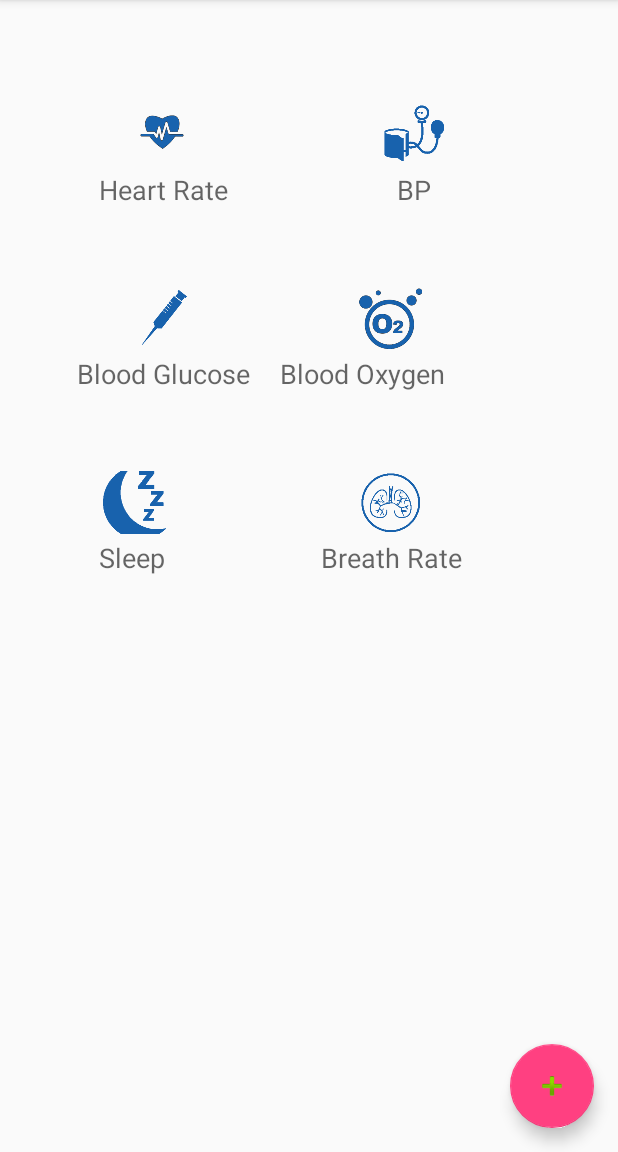
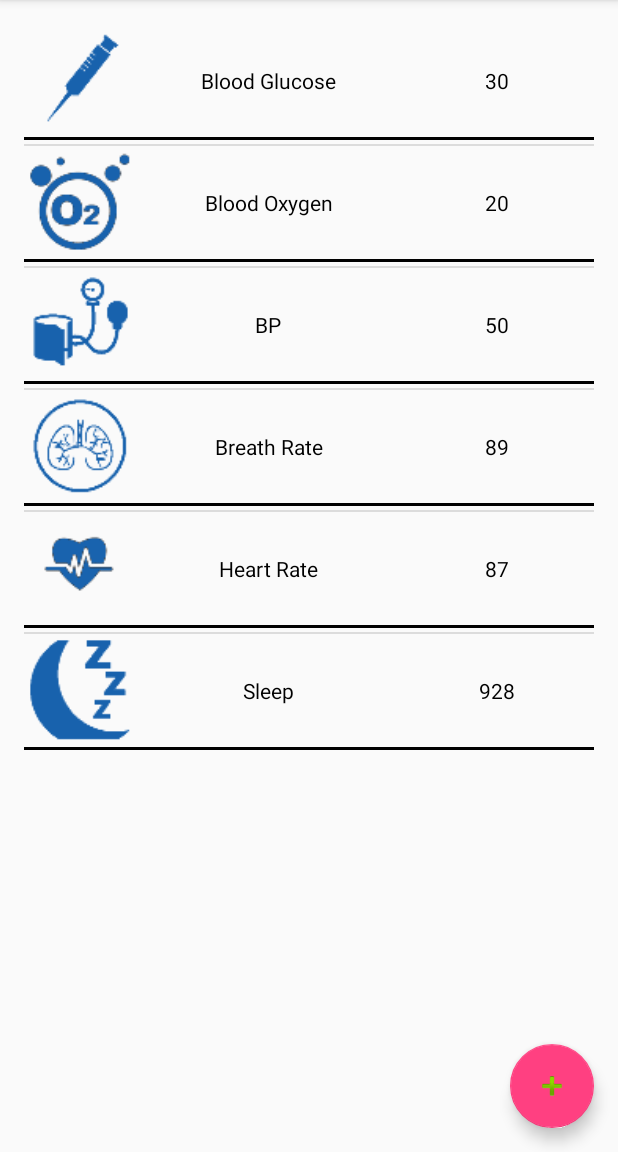
Before and after one commit to SuitGuy/Health_Application, an Android app: the screen it shows after launch (MainActivity), on a phone screen of 412 x 824 dp, the part 84-1236 px from its top. Run offline under Robolectric (Android 15) with nearby library versions, the phone set to English and light mode, and no system bars.

Commit message:
Change Main Layout to ListView

```diff
--- a/app/src/main/java/com/software/team5/health_application/MainActivity.java
+++ b/app/src/main/java/com/software/team5/health_application/MainActivity.java
@@ -20,8 +20,10 @@ import android.support.v7.app.AppCompatActivity;
 import android.support.v7.widget.Toolbar;
 import android.view.Menu;
 import android.view.MenuItem;
+import android.widget.AdapterView;
 import android.widget.Button;
 import android.widget.ImageButton;
+import android.widget.ListView;
 import android.widget.TextView;
 import android.widget.Toast;
 
@@ -44,9 +46,33 @@ import java.net.URISyntaxException;
 public class MainActivity extends AppCompatActivity
         implements NavigationView.OnNavigationItemSelectedListener {
 
+    ListView mainListView;
+    MainListViewAdapter dataAdapter;
+    int[] health_icon_resource = {
+            R.mipmap.ic_blood_glucose,
+            R.mipmap.ic_blood_oxygen,
+            R.mipmap.ic_blood_pressure,
+            R.mipmap.ic_breath_rate,
+            R.mipmap.ic_heart_rate,
+            R.mipmap.ic_sleep};
+    String[] health_name;
+    String[] health_figure = {
+            "30",
+            "20",
+            "50",
+            "89",
+            "87",
+            "928"
+    };
+
     @Override
     protected void onCreate(Bundle savedInstanceState) {
         super.onCreate(savedInstanceState);
+
+
+
+
+
         setContentView(R.layout.activity_main);
         Toolbar toolbar = (Toolbar) findViewById(R.id.toolbar);
         setSupportActionBar(toolbar);
@@ -71,6 +97,7 @@ public class MainActivity extends AppCompatActivity
 
         //Add listeners to all image button
         //Heart Rate
+        /*
         ImageButton btn_heart_rate = (ImageButton) findViewById(R.id.btn_heart_rate);
         btn_heart_rate.setOnClickListener(new View.OnClickListener() {
             public void onClick(View v) {
@@ -86,22 +113,22 @@ public class MainActivity extends AppCompatActivity
         });
         //Sleep
         ImageButton btn_sleep = (ImageButton) findViewById(R.id.btn_sleep);
-        btn_sleep.setOnClickListener(new View.OnClickListener(){
-            public void onClick(View v){
+        btn_sleep.setOnClickListener(new View.OnClickListener() {
+            public void onClick(View v) {
                 startActivity(new Intent(MainActivity.this, SleepActivity.class));
             }
         });
         //Blood Pressure
         ImageButton btn_blood_pressure = (ImageButton) findViewById(R.id.btn_blood_pressure);
-        btn_blood_pressure.setOnClickListener(new View.OnClickListener(){
-            public void onClick(View v){
+        btn_blood_pressure.setOnClickListener(new View.OnClickListener() {
+            public void onClick(View v) {
                 startActivity(new Intent(MainActivity.this, BloodPressureActivity.class));
             }
         });
         //Blood Oxygen
         ImageButton btn_blood_oxygen = (ImageButton) findViewById(R.id.btn_oxygen);
-        btn_blood_oxygen.setOnClickListener(new View.OnClickListener(){
-            public void onClick(View v){
+        btn_blood_oxygen.setOnClickListener(new View.OnClickListener() {
+            public void onClick(View v) {
                 startActivity(new Intent(MainActivity.this, BloodOxygenActivity.class));
             }
         });
@@ -111,8 +138,55 @@ public class MainActivity extends AppCompatActivity
             public void onClick(View v){
                 startActivity(new Intent(MainActivity.this, BloodGlucoseActivity.class));
             }
+        });*/
+        health_name = new String[6];
+        health_name[0] = getResources().getString(R.string.str_btn_glucose);
+        health_name[1] = getResources().getString(R.string.str_btn_oxygen);
+        health_name[2] = getResources().getString(R.string.str_btn_bloodpressure);
+        health_name[3] = getResources().getString(R.string.str_btn_breath_rate);
+        health_name[4] = getResources().getString(R.string.str_btn_heartrate);
+        health_name[5] = getResources().getString(R.string.str_btn_sleep);
+
+        mainListView = (ListView)findViewById(R.id.MainListView);
+        mainListView.setOnItemClickListener(new AdapterView.OnItemClickListener() {
+            @Override
+            public void onItemClick(AdapterView<?> parent, View view, int position, long id) {
+                switch (position) {
+                    case 0:
+                        startActivity(new Intent(MainActivity.this, BloodGlucoseActivity.class));
+                        break;
+                    case 1:
+                        startActivity(new Intent(MainActivity.this, BloodOxygenActivity.class));
+                        break;
+                    case 2:
+                        startActivity(new Intent(MainActivity.this, BloodPressureActivity.class));
+                        break;
+                    case 3:
+                        startActivity(new Intent(MainActivity.this, BreathRateActivity.class));
+                        break;
+                    case 4:
+                        startActivity(new Intent(MainActivity.this, HeartRateActivity.class));
+                        break;
+                    case 5:
+                        startActivity(new Intent(MainActivity.this, SleepActivity.class));
+                        break;
+
+                    default:
+                        Toast.makeText(MainActivity.this,"Activity incorrect!", Toast.LENGTH_SHORT).show();
+                        break;
+
+                }
+
+            }
         });
-
+        dataAdapter = new MainListViewAdapter(getApplicationContext(),R.layout.listview_row_layout);
+        mainListView.setAdapter(dataAdapter);
+        int i = 0;
+        for(String names: health_name){
+            MainListViewProvider dataProvider = new MainListViewProvider(health_icon_resource[i], health_name[i], health_figure[i]);
+            dataAdapter.add(dataProvider);
+            i++;
+        }
     }
 
     @Override
@@ -174,7 +248,7 @@ public class MainActivity extends AppCompatActivity
 
     private class AsyncGetRequest extends AsyncTask<Void, Void, Void>
     {
-        TextView view = (TextView) findViewById(R.id.text_heart_rate);
+        //TextView view = (TextView) findViewById(R.id.text_heart_rate);
         String baseUrl = "http://192.168.0.3:8080/listMedical";
         HttpResponse response = null;
         @Override
@@ -224,19 +298,19 @@ public class MainActivity extends AppCompatActivity
 
                     istream.close();
                 }else {
-                    view.setText("it Done brokeded");
+                    //view.setText("it Done brokeded");
                 }
             } catch (IOException e) {
                 e.printStackTrace();
             }
-            view.setText(res);
+            //view.setText(res);
 
         }
     }
     private class AsyncPostRequest extends AsyncTask<Void, Void, Void>
     {
 
-        TextView view = (TextView) findViewById(R.id.text_heart_rate);
+        //TextView view = (TextView) findViewById(R.id.text_heart_rate);
         String baseUrl = "http://192.168.0.3:8080/getMedical";
         HttpResponse response = null;
         @Override
@@ -295,13 +369,13 @@ public class MainActivity extends AppCompatActivity
 
                     istream.close();
                 }else {
-                    view.setText("it Done brokeded");
+                    //view.setText("it Done brokeded");
                 }
             } catch (IOException e) {
                 e.printStackTrace();
             }
 
-            view.setText(res);
+            //view.setText(res);
 
         }
 
--- /dev/null
+++ b/app/src/main/java/com/software/team5/health_application/MainListViewAdapter.java
@@ -0,0 +1,70 @@
+package com.software.team5.health_application;
+
+import android.content.Context;
+import android.view.LayoutInflater;
+import android.view.View;
+import android.view.ViewGroup;
+import android.widget.ArrayAdapter;
+import android.widget.ImageView;
+import android.widget.TextView;
+
+import org.w3c.dom.Text;
+
+import java.util.ArrayList;
+import java.util.List;
+import java.util.Objects;
+
+/**
+ * Created by chenzitai on 18/02/16.
+ */
+public class MainListViewAdapter extends ArrayAdapter{
+    List list = new ArrayList();
+
+    static class DataHandler{
+        ImageView icon;
+        TextView name;
+        TextView figure;
+    }
+    public MainListViewAdapter(Context context, int resource) {
+        super(context, resource);
+    }
+    @Override
+    public void add (Object object){
+        super.add(object);
+        list.add(object);
+    }
+    @Override
+    public int getCount(){
+        return this.list.size();
+    }
+    @Override
+    public  Object getItem(int psition){
+        return this.list.get(psition);
+    }
+
+    @Override
+    public View getView(int position, View convertView, ViewGroup parent) {
+        View row;
+        row = convertView;
+        DataHandler handler;
+        if(convertView == null){
+            LayoutInflater inflater = (LayoutInflater)this.getContext().getSystemService(Context.LAYOUT_INFLATER_SERVICE);
+            row = inflater.inflate(R.layout.listview_row_layout,parent,false);
+            handler = new DataHandler();
+            handler.icon = (ImageView)row.findViewById(R.id.health_icon);
+            handler.name = (TextView)row.findViewById(R.id.health_name);
+            handler.figure = (TextView)row.findViewById(R.id.health_figure);
+            row.setTag(handler);
+        }
+        else{
+            handler = (DataHandler)row.getTag();
+        }
+        MainListViewProvider dataProvider;
+        dataProvider = (MainListViewProvider)this.getItem(position);
+        handler.icon.setImageResource(dataProvider.getHealth_icon_resource());
+        handler.name.setText(dataProvider.getHealth_name());
+        handler.figure.setText(dataProvider.getHealth_figre());
+
+        return row;
+    }
+}
--- /dev/null
+++ b/app/src/main/java/com/software/team5/health_application/MainListViewProvider.java
@@ -0,0 +1,39 @@
+package com.software.team5.health_application;
+
+/**
+ * Created by chenzitai on 18/02/16.
+ */
+public class MainListViewProvider {
+    private int health_icon_resource;
+    private String health_name;
+    private String health_figre;
+
+    public MainListViewProvider(int health_icon_resource, String health_name, String health_figre){
+        this.setHealth_icon_resource(health_icon_resource);
+        this.setHealth_name(health_name);
+        this.setHealth_figre(health_figre);
+    }
+    public int getHealth_icon_resource() {
+        return health_icon_resource;
+    }
+
+    public void setHealth_icon_resource(int health_icon_resource) {
+        this.health_icon_resource = health_icon_resource;
+    }
+
+    public String getHealth_name() {
+        return health_name;
+    }
+
+    public void setHealth_name(String health_name) {
+        this.health_name = health_name;
+    }
+
+    public String getHealth_figre() {
+        return health_figre;
+    }
+
+    public void setHealth_figre(String health_figre) {
+        this.health_figre = health_figre;
+    }
+}
--- a/app/src/main/res/layout/content_main.xml
+++ b/app/src/main/res/layout/content_main.xml
@@ -9,17 +9,20 @@
     app:layout_behavior="@string/appbar_scrolling_view_behavior" tools:showIn="@layout/app_bar_main"
     tools:context=".MainActivity"
     android:contextClickable="false">
-
+<!--
     <LinearLayout
         android:orientation="vertical"
         android:layout_width="match_parent"
-        android:layout_height="match_parent">
+        android:layout_height="match_parent"
+        android:layout_marginTop="374dp"
+        android:layout_alignParentTop="true"
+        android:layout_alignParentStart="true">
 
         <LinearLayout
             android:orientation="horizontal"
             android:layout_width="match_parent"
             android:layout_height="wrap_content"
-            android:layout_marginTop="50dp">
+            android:layout_marginTop="20dp">
 
             <LinearLayout
                 android:orientation="vertical"
@@ -35,13 +38,6 @@
                     android:src="@mipmap/ic_heart_rate"
                     android:contentDescription="@string/str_btn_heartrate"
                     android:layout_gravity="center_horizontal" />
-
-                <TextView
-                    android:layout_width="wrap_content"
-                    android:layout_height="wrap_content"
-                    android:textAppearance="?android:attr/textAppearanceMedium"
-                    android:text="@string/str_btn_heartrate"
-                    android:id="@+id/text_heart_rate"
              />
             </LinearLayout>
 
@@ -50,6 +46,26 @@
                 android:layout_width="wrap_content"
                 android:layout_height="wrap_content"
                 android:layout_marginLeft="100dp">
+                <TextView
+                    android:layout_width="wrap_content"
+                    android:layout_height="wrap_content"
+                    android:textAppearance="?android:attr/textAppearanceMedium"
+                    android:text="@string/str_btn_heartrate"
+                    android:id="@+id/text_heart_rate"/>
+            </LinearLayout>
+        </LinearLayout>
+
+        <LinearLayout
+            android:orientation="horizontal"
+            android:layout_width="match_parent"
+            android:layout_height="wrap_content"
+            android:layout_marginTop="20dp">
+
+            <LinearLayout
+                android:orientation="vertical"
+                android:layout_width="wrap_content"
+                android:layout_height="wrap_content"
+                android:layout_marginLeft="50dp">
 
                 <ImageButton
                     android:layout_width="wrap_content"
@@ -59,6 +75,14 @@
                     android:src="@mipmap/ic_blood_pressure"
                     android:contentDescription="@string/str_btn_bloodpressure" />
 
+                />
+            </LinearLayout>
+
+            <LinearLayout
+                android:orientation="vertical"
+                android:layout_width="wrap_content"
+                android:layout_height="wrap_content"
+                android:layout_marginLeft="100dp">
                 <TextView
                     android:layout_width="wrap_content"
                     android:layout_height="wrap_content"
@@ -68,14 +92,14 @@
                     android:id="@+id/textView2"
                     android:layout_gravity="center_horizontal" />
             </LinearLayout>
+        </LinearLayout>
 
-        </LinearLayout>
 
         <LinearLayout
             android:orientation="horizontal"
             android:layout_width="match_parent"
             android:layout_height="wrap_content"
-            android:layout_marginTop="50dp">
+            android:layout_marginTop="20dp">
 
             <LinearLayout
                 android:orientation="vertical"
@@ -92,13 +116,7 @@
                     android:contentDescription="@string/str_btn_glucose"
                     android:layout_gravity="center_horizontal" />
 
-                <TextView
-                    android:layout_width="wrap_content"
-                    android:layout_height="wrap_content"
-                    android:textAppearance="?android:attr/textAppearanceMedium"
-                    android:text="@string/str_btn_glucose"
-                    android:id="@+id/text_blood_glucose"
-             />
+
             </LinearLayout>
 
             <LinearLayout
@@ -106,6 +124,28 @@
                 android:layout_width="wrap_content"
                 android:layout_height="wrap_content"
                 android:layout_marginLeft="20dp">
+                <TextView
+                    android:layout_width="wrap_content"
+                    android:layout_height="wrap_content"
+                    android:textAppearance="?android:attr/textAppearanceMedium"
+                    android:text="@string/str_btn_glucose"
+                    android:id="@+id/text_blood_glucose"
+                    android:layout_marginLeft="20dp" />
+
+            </LinearLayout>
+        </LinearLayout>
+
+        <LinearLayout
+            android:orientation="horizontal"
+            android:layout_width="match_parent"
+            android:layout_height="wrap_content"
+            android:layout_marginTop="20dp">
+
+            <LinearLayout
+                android:orientation="vertical"
+                android:layout_width="wrap_content"
+                android:layout_height="wrap_content"
+                android:layout_marginLeft="35dp">
 
                 <ImageButton
                     android:layout_width="wrap_content"
@@ -113,24 +153,36 @@
                     android:id="@+id/btn_oxygen"
                     android:src="@mipmap/ic_blood_oxygen"
                     android:background="#00000000"
-                    android:contentDescription="@string/str_btn_oxygen"
-                    android:layout_marginLeft="50dp" />
+                    android:contentDescription="@string/str_btn_oxygen" />
 
+
+            </LinearLayout>
+
+            <LinearLayout
+                android:orientation="vertical"
+                android:layout_width="wrap_content"
+                android:layout_height="wrap_content"
+                android:layout_marginLeft="20dp">
                 <TextView
                     android:layout_width="wrap_content"
                     android:layout_height="wrap_content"
                     android:textAppearance="?android:attr/textAppearanceMedium"
                     android:text="@string/str_btn_oxygen"
                     android:id="@+id/textView4"
-                    android:layout_gravity="center_horizontal" />
+                    android:layout_gravity="center_horizontal"
+                    android:layout_marginLeft="20dp" />
+
             </LinearLayout>
         </LinearLayout>
+
+
+
 
         <LinearLayout
             android:orientation="horizontal"
             android:layout_width="match_parent"
             android:layout_height="wrap_content"
-            android:layout_marginTop="50dp">
+            android:layout_marginTop="20dp">
 
             <LinearLayout
                 android:orientation="vertical"
@@ -147,6 +199,14 @@
 
                     android:background="#00000000" />
 
+
+            </LinearLayout>
+
+            <LinearLayout
+                android:orientation="vertical"
+                android:layout_width="wrap_content"
+                android:layout_height="wrap_content"
+                android:layout_marginLeft="100dp">
                 <TextView
                     android:layout_width="wrap_content"
                     android:layout_height="wrap_content"
@@ -154,13 +214,20 @@
                     android:text="@string/str_btn_sleep"
                     android:id="@+id/textView3"
                     />
+
             </LinearLayout>
+        </LinearLayout>
+        <LinearLayout
+            android:orientation="horizontal"
+            android:layout_width="match_parent"
+            android:layout_height="wrap_content"
+            android:layout_marginTop="20dp">
 
             <LinearLayout
                 android:orientation="vertical"
                 android:layout_width="wrap_content"
                 android:layout_height="wrap_content"
-                android:layout_marginLeft="100dp">
+                android:layout_marginLeft="50dp">
 
                 <ImageButton
                     android:layout_width="wrap_content"
@@ -171,6 +238,14 @@
                     android:contentDescription="@string/str_btn_breath_rate"
                     android:layout_gravity="center_horizontal" />
 
+
+            </LinearLayout>
+
+            <LinearLayout
+                android:orientation="vertical"
+                android:layout_width="wrap_content"
+                android:layout_height="wrap_content"
+                android:layout_marginLeft="100dp">
                 <TextView
                     android:layout_width="wrap_content"
                     android:layout_height="wrap_content"
@@ -178,8 +253,19 @@
                     android:text="@string/str_btn_breath_rate"
                     android:id="@+id/text_breathrate"
                     />
-            </LinearLayout>
+
             </LinearLayout>
         </LinearLayout>
 
+
+
+    </LinearLayout>-->
+
+    <ListView
+        android:id="@+id/MainListView"
+        android:layout_width="wrap_content"
+        android:layout_height="wrap_content"
+        android:layout_alignParentTop="true"
+        android:layout_alignParentStart="true" />
+
 </RelativeLayout>
--- /dev/null
+++ b/app/src/main/res/layout/listview_row_layout.xml
@@ -0,0 +1,33 @@
+<?xml version="1.0" encoding="utf-8"?>
+<RelativeLayout xmlns:android="http://schemas.android.com/apk/res/android"
+    android:layout_width="match_parent" android:layout_height="80dp">
+
+    <ImageView
+        android:id="@+id/health_icon"
+        android:layout_width="75dp"
+        android:layout_height="75dp"
+        android:layout_alignParentLeft="true"
+        android:src="@mipmap/ic_blood_glucose"/>
+    <TextView
+        android:id="@+id/health_name"
+        android:layout_width="175dp"
+        android:layout_height="75dp"
+        android:layout_toRightOf="@+id/health_icon"
+        android:textColor="#000000"
+        android:text="This is the health name"
+        android:gravity="center"/>
+    <TextView
+        android:id="@+id/health_figure"
+        android:layout_width="wrap_content"
+        android:layout_height="75dp"
+        android:layout_toRightOf="@id/health_name"
+        android:layout_alignParentRight="true"
+        android:textColor="#000000"
+        android:text="Figure"
+        android:gravity="center"/>
+    <View
+        android:layout_width="match_parent"
+        android:layout_height="2dp"
+        android:background="#000000"
+        android:layout_below="@+id/health_icon"/>
+</RelativeLayout>
```
Also changed, not shown: 1 other file. Lines whose indentation alone changed are shown as unchanged.
